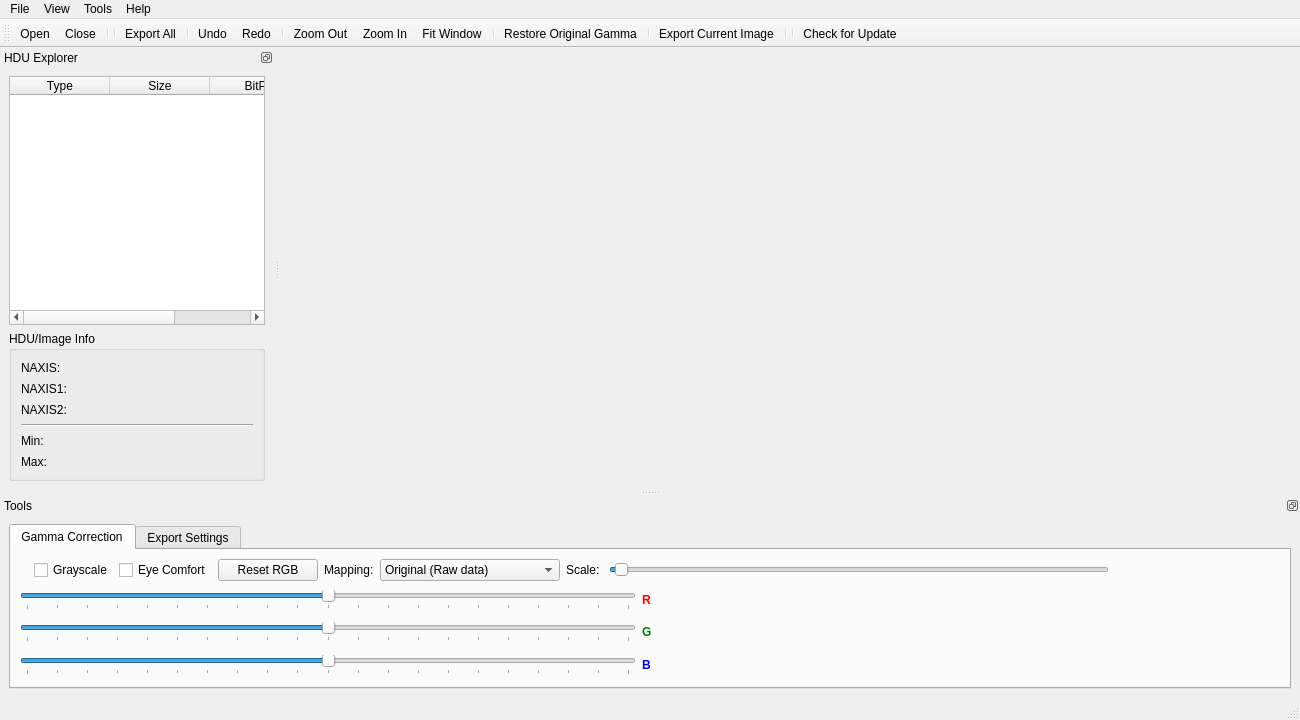
Above: mainwindow.ui from surhh/nfitsview before the change. Below: the same form after it.
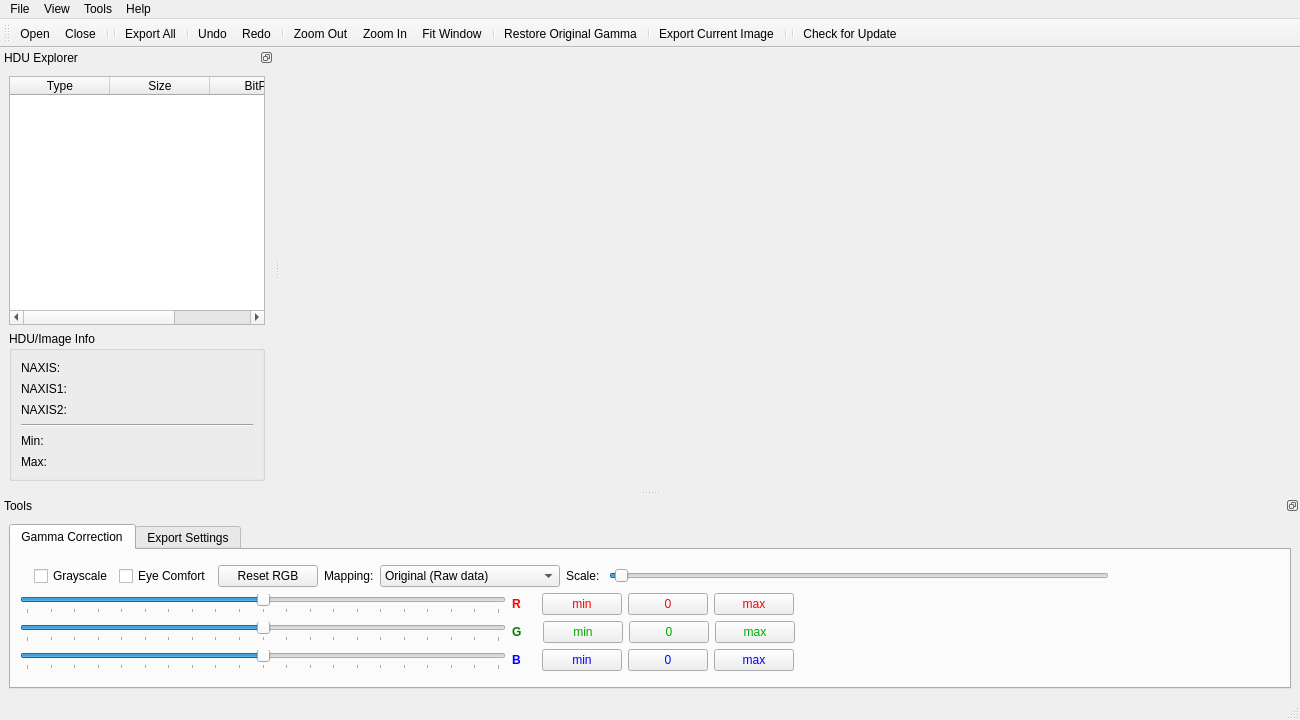
That is the form after the change. Icons and pictures are not drawn. Custom widgets are drawn as their Qt base class.

Commit message: Added min/0/max RGB buttons, did improvements in UI code

Patch:
```diff
--- a/mainwindow.ui
+++ b/mainwindow.ui
@@ -551,11 +551,47 @@
                </item>
                <item>
                 <widget class="QLabel" name="labelValueR">
+                 <property name="font">
+                  <font>
+                   <family>Courier 10 Pitch</family>
+                   <pointsize>12</pointsize>
+                  </font>
+                 </property>
                  <property name="text">
                   <string/>
                  </property>
                 </widget>
                </item>
+               <item>
+                <widget class="QPushButton" name="minRButton">
+                 <property name="styleSheet">
+                  <string notr="true">color: rgb(255, 0, 0);</string>
+                 </property>
+                 <property name="text">
+                  <string>min</string>
+                 </property>
+                </widget>
+               </item>
+               <item>
+                <widget class="QPushButton" name="defaultRButton">
+                 <property name="styleSheet">
+                  <string notr="true">color: rgb(255, 0, 0);</string>
+                 </property>
+                 <property name="text">
+                  <string>0</string>
+                 </property>
+                </widget>
+               </item>
+               <item>
+                <widget class="QPushButton" name="maxRButton">
+                 <property name="styleSheet">
+                  <string notr="true">color: rgb(255, 0, 0);</string>
+                 </property>
+                 <property name="text">
+                  <string>max</string>
+                 </property>
+                </widget>
+               </item>
                <item>
                 <spacer name="horizontalSpacerR">
                  <property name="orientation">
@@ -623,11 +659,47 @@
                </item>
                <item>
                 <widget class="QLabel" name="labelValueG">
+                 <property name="font">
+                  <font>
+                   <family>Courier 10 Pitch</family>
+                   <pointsize>12</pointsize>
+                  </font>
+                 </property>
                  <property name="text">
                   <string/>
                  </property>
                 </widget>
                </item>
+               <item>
+                <widget class="QPushButton" name="minGButton">
+                 <property name="styleSheet">
+                  <string notr="true">color: rgb(0, 170, 0);</string>
+                 </property>
+                 <property name="text">
+                  <string>min</string>
+                 </property>
+                </widget>
+               </item>
+               <item>
+                <widget class="QPushButton" name="defaultGButton">
+                 <property name="styleSheet">
+                  <string notr="true">color: rgb(0, 170, 0);</string>
+                 </property>
+                 <property name="text">
+                  <string>0</string>
+                 </property>
+                </widget>
+               </item>
+               <item>
+                <widget class="QPushButton" name="maxGButton">
+                 <property name="styleSheet">
+                  <string notr="true">color: rgb(0, 170, 0);</string>
+                 </property>
+                 <property name="text">
+                  <string>max</string>
+                 </property>
+                </widget>
+               </item>
                <item>
                 <spacer name="horizontalSpacerG">
                  <property name="orientation">
@@ -701,11 +773,47 @@
                </item>
                <item>
                 <widget class="QLabel" name="labelValueB">
+                 <property name="font">
+                  <font>
+                   <family>Courier 10 Pitch</family>
+                   <pointsize>12</pointsize>
+                  </font>
+                 </property>
                  <property name="text">
                   <string/>
                  </property>
                 </widget>
                </item>
+               <item>
+                <widget class="QPushButton" name="minBButton">
+                 <property name="styleSheet">
+                  <string notr="true">color: rgb(0, 0, 255);</string>
+                 </property>
+                 <property name="text">
+                  <string>min</string>
+                 </property>
+                </widget>
+               </item>
+               <item>
+                <widget class="QPushButton" name="defaultBButton">
+                 <property name="styleSheet">
+                  <string notr="true">color: rgb(0, 0, 255);</string>
+                 </property>
+                 <property name="text">
+                  <string>0</string>
+                 </property>
+                </widget>
+               </item>
+               <item>
+                <widget class="QPushButton" name="maxBButton">
+                 <property name="styleSheet">
+                  <string notr="true">color: rgb(0, 0, 255);</string>
+                 </property>
+                 <property name="text">
+                  <string>max</string>
+                 </property>
+                </widget>
+               </item>
                <item>
                 <spacer name="horizontalSpacerB">
                  <property name="orientation">
```
The commit also changes 3 other files.
